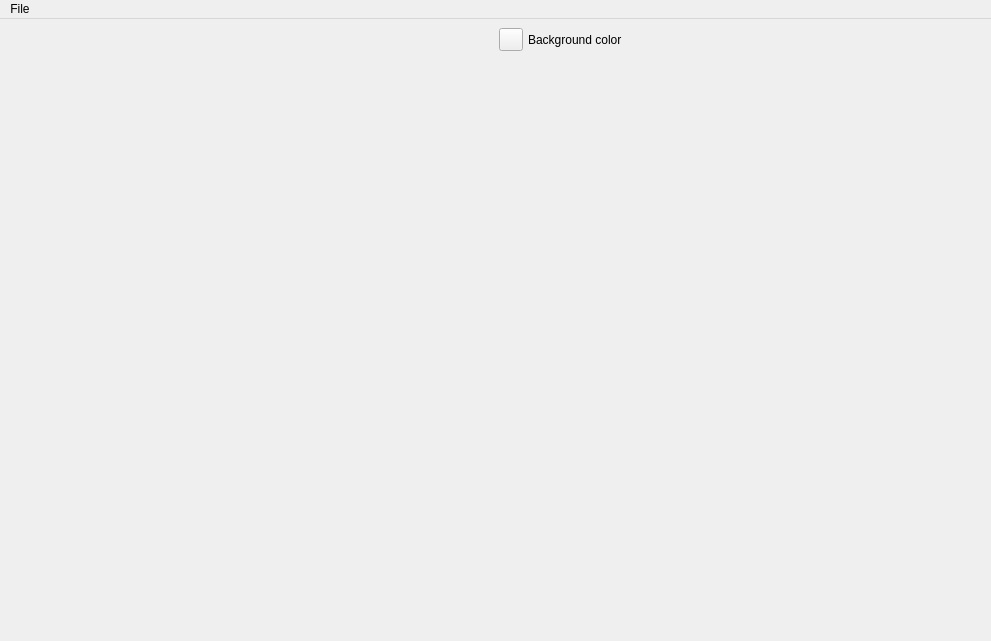
MCInversion/SurfaceEvolverGUI, file SurfaceEvolverGUI.ui: the form before one commit.
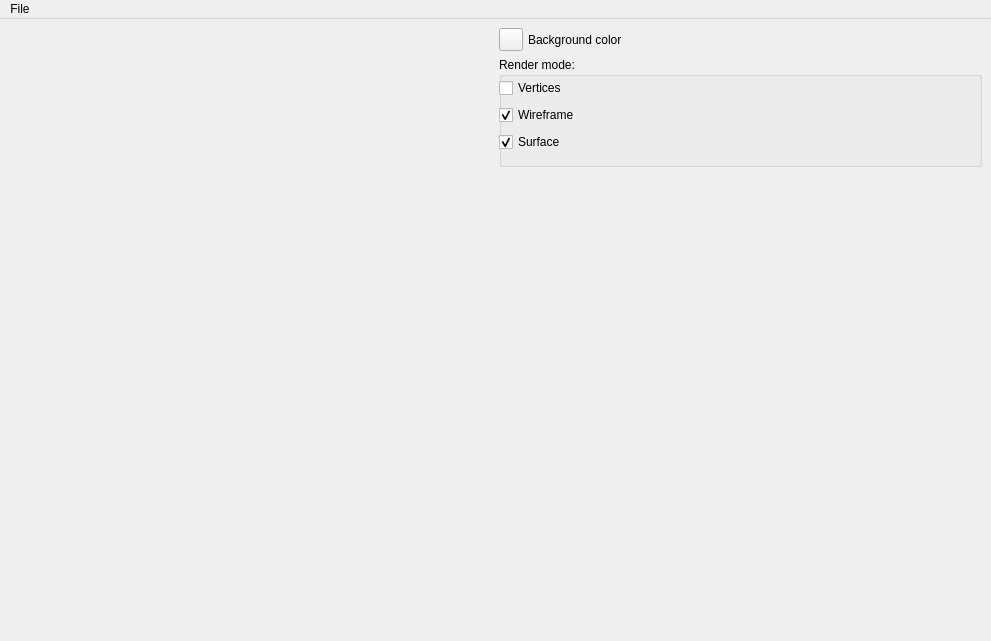
The form after the commit. Custom widgets are drawn as their Qt base class.

Commit message: adding render mode switching

Diff of the .ui file:
```diff
--- a/SurfaceEvolverGUI.ui
+++ b/SurfaceEvolverGUI.ui
@@ -63,6 +63,58 @@
         </item>
        </layout>
       </item>
+      <item>
+       <widget class="QGroupBox" name="groupBox">
+        <property name="minimumSize">
+         <size>
+          <width>0</width>
+          <height>110</height>
+         </size>
+        </property>
+        <property name="title">
+         <string>Render mode:</string>
+        </property>
+        <widget class="QWidget" name="horizontalLayoutWidget">
+         <property name="geometry">
+          <rect>
+           <x>0</x>
+           <y>20</y>
+           <width>90</width>
+           <height>76</height>
+          </rect>
+         </property>
+         <layout class="QVBoxLayout" name="verticalLayout_3">
+          <item>
+           <widget class="QCheckBox" name="checkBoxVertices">
+            <property name="text">
+             <string>Vertices</string>
+            </property>
+           </widget>
+          </item>
+          <item>
+           <widget class="QCheckBox" name="checkBoxWireframe">
+            <property name="text">
+             <string>Wireframe</string>
+            </property>
+            <property name="checked">
+             <bool>true</bool>
+            </property>
+           </widget>
+          </item>
+          <item>
+           <widget class="QCheckBox" name="checkBoxSurface">
+            <property name="text">
+             <string>Surface</string>
+            </property>
+            <property name="checked">
+             <bool>true</bool>
+            </property>
+           </widget>
+          </item>
+         </layout>
+        </widget>
+       </widget>
+      </item>
       <item>
        <spacer name="horizontalSpacer">
         <property name="orientation">
```
Left out of the diff: 55 changed lines with no effect on the pictures. The commit also changes 28 other files.
